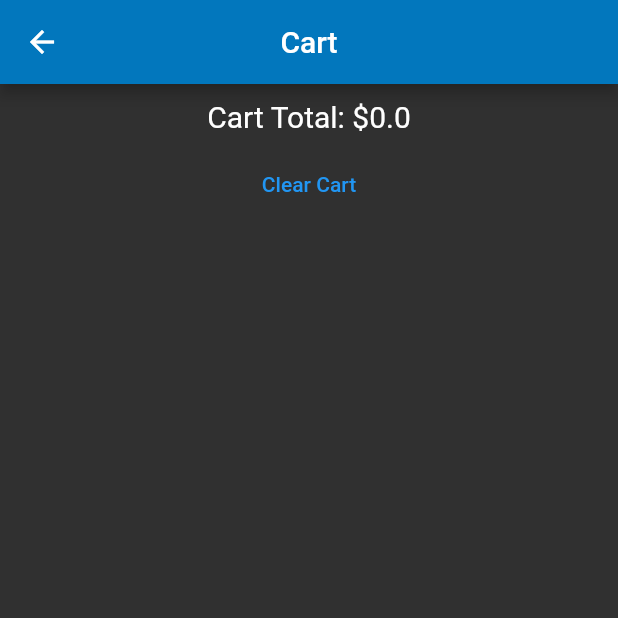
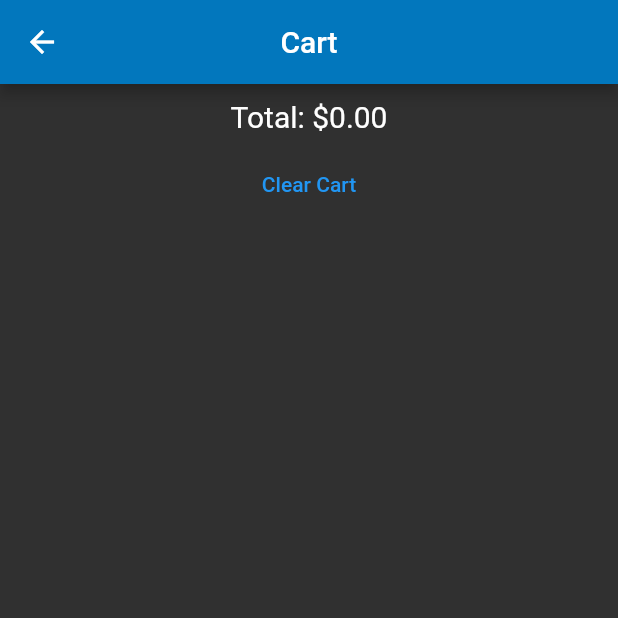
Before and after one commit to amitpalbadhan/bloc_shopping_cart, a Flutter app: the Cart screen opened by its route, on a phone screen of 412 x 824 dp, the top half of it. Run offline on Flutter 3.47's test engine with Material 2 defaults, Android fonts, the phone set to English and light mode, and no system bars; our stand-ins replace bloc, equatable, flutter_bloc; network calls fail; Roboto replaces fonts that are missing (Georgia, Hind).

Commit message:
removed commented out code

```diff
--- a/lib/store/views/cart.dart
+++ b/lib/store/views/cart.dart
@@ -37,7 +37,7 @@ class _CartSectionState extends State<CartSection> {
       children: <Widget>[
         SizedBox(height: 10),
         Text(
-          'Cart Total: \$${getTotal()}',
+          'Total: \$' + getTotal().toStringAsFixed(2),
           style: TextStyle(fontSize: 20.0),
         ),
         SizedBox(height: 10),
@@ -90,60 +90,6 @@ class _CartSectionState extends State<CartSection> {
         ),
       ],
     );
-    /*Column(
-      mainAxisAlignment: MainAxisAlignment.center,
-      crossAxisAlignment: CrossAxisAlignment.center,
-      children: [
-        GridView.count(
-          crossAxisCount: 4,
-          children: BlocProvider.of<StoreBloc>(context)
-              .cart
-              .map((product) => Card(
-                    margin: EdgeInsets.all(32.0),
-                    child: SizedBox(
-                      width: 300,
-                      height: 300,
-                      child: Padding(
-                        padding: const EdgeInsets.all(16.0),
-                        child: Column(
-                          mainAxisAlignment: MainAxisAlignment.center,
-                          crossAxisAlignment: CrossAxisAlignment.center,
-                          children: [
-                            Image.network(
-                              product.image,
-                              height: 150,
-                              width: 150,
-                              fit: BoxFit.cover,
-                            ),
-                            Text(product.title),
-                            Text('\$${product.price}'),
-                            Text(product.description),
-                            TextButton(
-                              onPressed: () {
-                                BlocProvider.of<StoreBloc>(context).add(
-                                    RemoveProductFromCart(product: product));
-                              },
-                              child: Text('Remove From Cart'),
-                            )
-                          ],
-                        ),
-                      ),
-                    ),
-                  ))
-              .toList(),
-        ),
-        SizedBox(height: 8.0),
-        TextButton(
-          onPressed: () {
-            BlocProvider.of<StoreBloc>(context).add(ClearCart());
-          },
-          child: Text('Clear Cart'),
-        ),
-        SizedBox(height: 8.0),
-        Text('Total: \$' + getTotal().toStringAsFixed(2)),
-      ],
-    );
-    */
   }
 
   double getTotal() {
```
